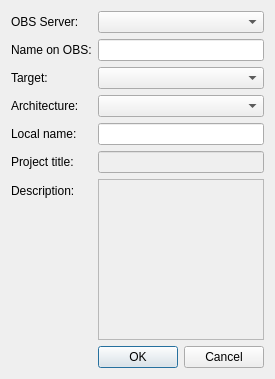
Before: the Qt Designer form src/ObsLightGui/ui/obsProjectConfig.ui in ronan22/obs-light, drawn with Qt 5.
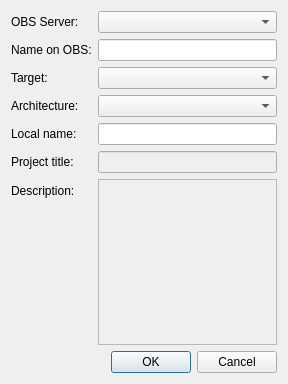
After: the same form once the commit is applied. Icons and pictures are not drawn.

```diff
--- a/src/ObsLightGui/ui/obsProjectConfig.ui
+++ b/src/ObsLightGui/ui/obsProjectConfig.ui
@@ -6,8 +6,8 @@
    <rect>
     <x>0</x>
     <y>0</y>
-    <width>254</width>
-    <height>379</height>
+    <width>288</width>
+    <height>384</height>
    </rect>
   </property>
   <property name="windowTitle">
```
